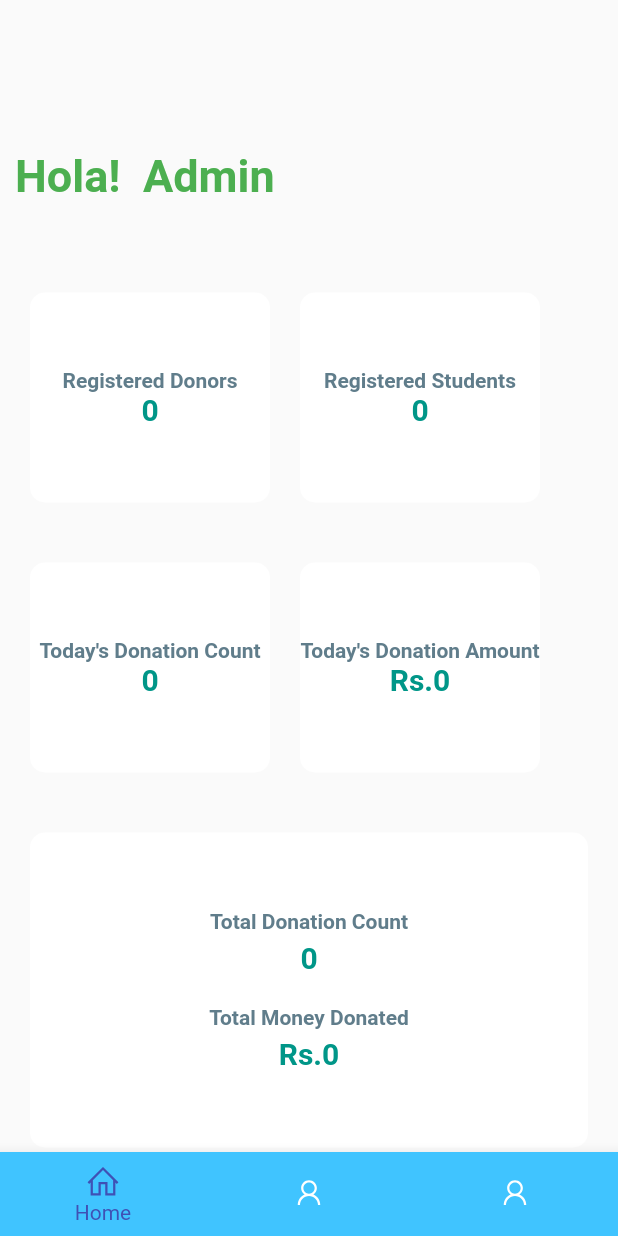
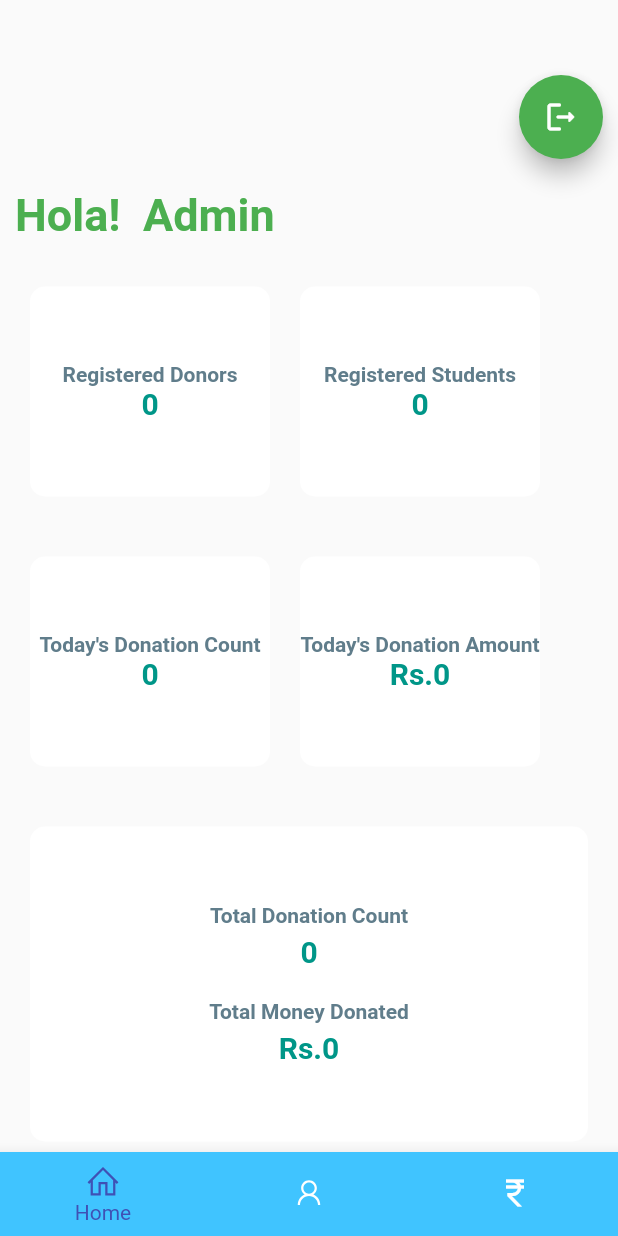
Before and after one commit to shivasharma9896/shiksha_Admin_app, a Flutter app: the AdminHome screen opened by its route, on a phone screen of 412 x 824 dp. Run offline on Flutter 3.47's test engine with Material 2 defaults, Android fonts, the phone set to English and light mode, and no system bars; our stand-ins replace cloud_firestore, firebase_auth, firebase_core, flutter_svg, line_icons, modal_progress_hud_nsn; missing offline and left inert: easy_image_viewer; accounts and stored records are empty.

```diff
--- a/lib/pages/AdminCurrentPage.dart
+++ b/lib/pages/AdminCurrentPage.dart
@@ -1,6 +1,5 @@
 import 'dart:core';
-import 'dart:core';
-
+import 'package:firebase_auth/firebase_auth.dart';
 import 'package:flutter/material.dart';
 import 'package:shiksha_admin_app/constants.dart';
 import 'package:shiksha_admin_app/model/Donor_model.dart';
@@ -99,15 +98,33 @@ class _AdminCurrentPageState extends State<AdminCurrentPage> {
 
   @override
   Widget build(BuildContext context) {
-
+    final _auth=FirebaseAuth.instance;
     return Scaffold(
       body: ListView(
           padding: const EdgeInsets.symmetric(horizontal: 10),
           physics: const BouncingScrollPhysics(),
           children: [
-            const SizedBox(height: 100),
+            const SizedBox(height: 50),
+            Expanded(
+                child: Container(
+                  width: MediaQuery.of(context).size.width,
+                  child: Align(
+                    alignment: Alignment.topRight,
+                    child: Row(
+                      mainAxisAlignment: MainAxisAlignment.end,
+                      children: <Widget>[
+                        FloatingActionButton(onPressed: (){
+                          _auth.signOut();
+                          Navigator.pop(context);
+                        },child: Icon(Icons.logout_rounded),),
+                      ],
+                    ),
+                  ),
+                )
+            ),
+            const SizedBox(height: 20),
             Text("Hola!  Admin ",style: bigTextGreenHeading),
-            const SizedBox(height: 50),
+            const SizedBox(height: 20),
 
             Row(
               children: [
--- a/lib/pages/Home_Page.dart
+++ b/lib/pages/Home_Page.dart
@@ -1,5 +1,4 @@
 import 'package:flutter/material.dart';
-import '../widget/History_Donation_Card.dart';
 import 'AdminCurrentPage.dart';
 import 'DonationHistoryPage.dart';
 import 'ManageStudentPage.dart';
@@ -37,7 +36,7 @@ class _AdminHomeState extends State<AdminHome> {
             label: 'Manage Student',
           ),
           BottomNavigationBarItem(
-            icon: Icon(LineIcons.user),
+            icon: Icon(Icons.currency_rupee),
             label: 'Donation History',
           ),
         ],
--- a/lib/widget/Profile_card.dart
+++ b/lib/widget/Profile_card.dart
@@ -34,7 +34,7 @@ class _Search_Profile_CardState extends State<Search_Profile_Card> {
                         maxRadius: 40,
                         backgroundImage: NetworkImage(widget.slist['photourl']),
                   ),
-                  const SizedBox(width: 70,),
+                  const SizedBox(width: 40,),
                   Column(
                     children: [
                        Text(widget.slist['name'],style:mainBlackHeading),
```
Also changed, not shown: lib/model/Donor_model.dart (+15 -1 lines), lib/model/Student_model.dart (+15 -0 lines), lib/pages/Login_Page.dart (+49 -12 lines), assets/images/siksha_logo.png (added), assets/images/siksha_logo.svg (deleted).
